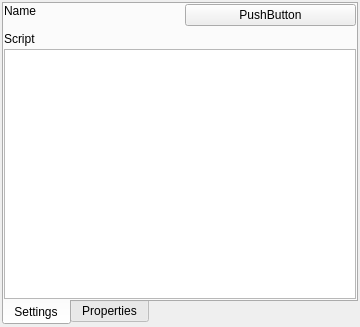
First picture: the form in res/forms/ActionWidget.ui, repository tedvalson/NovelTea, before the edit.
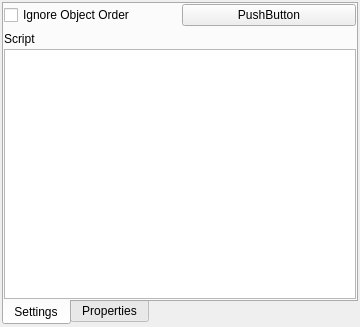
Second picture: the form after the edit. Custom widgets are drawn as their Qt base class.

Commit message: Action: Add checkbox to editor for position dependence.

What changed in the file:
```diff
--- a/res/forms/ActionWidget.ui
+++ b/res/forms/ActionWidget.ui
@@ -65,33 +65,22 @@
        </property>
        <item>
         <layout class="QHBoxLayout" name="horizontalLayout">
-         <item>
-          <layout class="QFormLayout" name="formLayout_2">
-           <property name="fieldGrowthPolicy">
-            <enum>QFormLayout::AllNonFixedFieldsGrow</enum>
-           </property>
-           <item row="0" column="0">
-            <widget class="QLabel" name="labelName">
+         <property name="bottomMargin">
+          <number>0</number>
+         </property>
+         <item>
+          <widget class="QCheckBox" name="checkBox">
              <property name="text">
-              <string>Name</string>
+            <string>Ignore Object Order</string>
              </property>
             </widget>
            </item>
-          </layout>
-         </item>
          <item>
-          <layout class="QFormLayout" name="formLayout_3">
-           <property name="fieldGrowthPolicy">
-            <enum>QFormLayout::AllNonFixedFieldsGrow</enum>
-           </property>
-           <item row="0" column="1">
             <widget class="QPushButton" name="pushButton">
              <property name="text">
               <string>PushButton</string>
              </property>
             </widget>
-           </item>
-          </layout>
          </item>
         </layout>
        </item>
```
Lines whose indentation alone changed are shown as unchanged. The commit also changes 1 other file.
